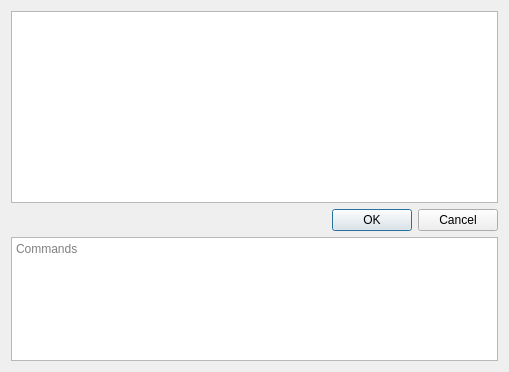
Above: src/tasksdialog.ui from Shatur/orson before the change. Below: the same form after it.
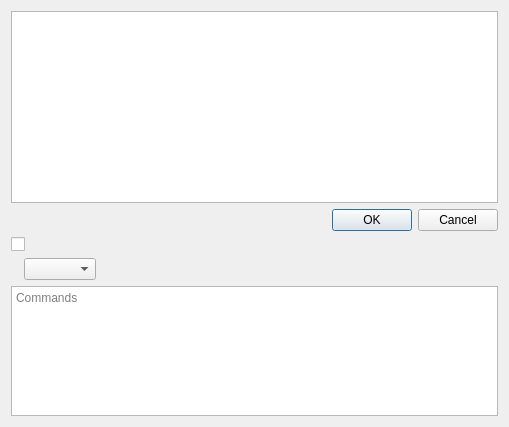
That is the form after the change. Icons and pictures are not drawn. Custom widgets are drawn as their Qt base class.

Diff of the .ui file:
```diff
--- a/src/tasksdialog.ui
+++ b/src/tasksdialog.ui
@@ -7,7 +7,7 @@
     <x>0</x>
     <y>0</y>
     <width>509</width>
-    <height>372</height>
+    <height>427</height>
    </rect>
   </property>
   <property name="windowTitle">
@@ -37,6 +37,32 @@
      </property>
     </widget>
    </item>
+   <item>
+    <widget class="QCheckBox" name="noConfirmCheckBox"/>
+   </item>
+   <item>
+    <layout class="QHBoxLayout" name="horizontalLayout">
+     <item>
+      <widget class="QLabel" name="afterCompletionlabel"/>
+     </item>
+     <item>
+      <widget class="QComboBox" name="afterCompletionComboBox"/>
+     </item>
+     <item>
+      <spacer name="afterCompletionSpacer">
+       <property name="orientation">
+        <enum>Qt::Horizontal</enum>
+       </property>
+       <property name="sizeHint" stdset="0">
+        <size>
+         <width>40</width>
+         <height>20</height>
+        </size>
+       </property>
+      </spacer>
+     </item>
+    </layout>
+   </item>
    <item>
     <widget class="QPlainTextEdit" name="commandsEdit">
      <property name="readOnly">
```
Left out of the diff: 3 changed lines with no effect on the pictures.
